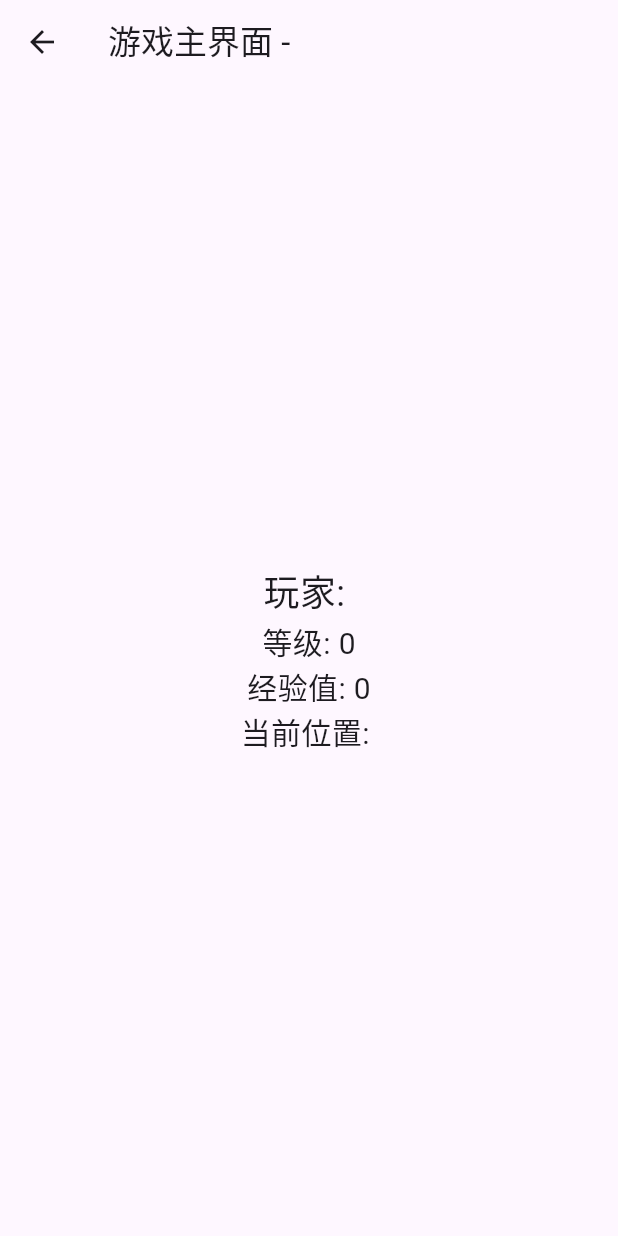
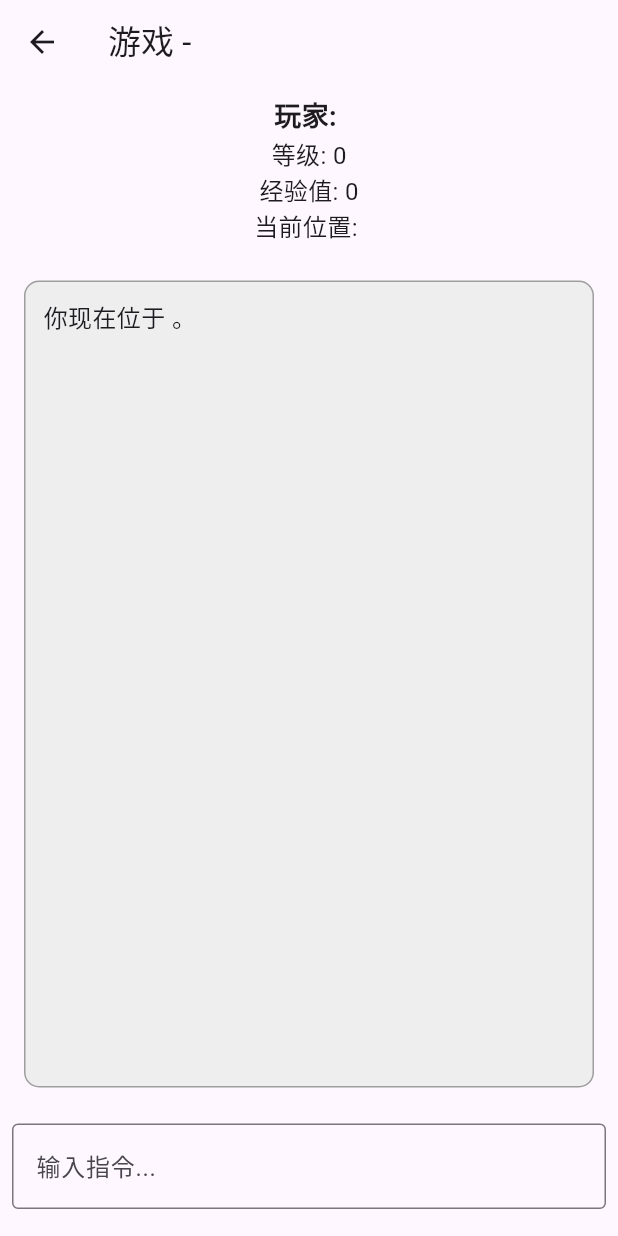
Before and after one commit to Toxicccxz/Mud, a Flutter app: the GameScreen screen opened directly with empty values, on a phone screen of 412 x 824 dp. Run offline on Flutter 3.47's test engine with Material 3 defaults, Android fonts, the light colour scheme and no system bars; missing offline and left inert: encrypt.

Commit message:
add models and update project structure

```diff
--- /dev/null
+++ b/martial_world/lib/data/models/enemy_model.dart
@@ -0,0 +1,31 @@
+class Enemy {
+  final String id;
+  final String name;
+  final int level; // 敌人的等级
+  final int health; // 敌人的生命值
+
+  Enemy({
+    required this.id,
+    required this.name,
+    required this.level,
+    required this.health,
+  });
+
+  factory Enemy.fromJson(Map<String, dynamic> json) {
+    return Enemy(
+      id: json['id'],
+      name: json['name'],
+      level: json['level'],
+      health: json['health'],
+    );
+  }
+
+  Map<String, dynamic> toJson() {
+    return {
+      'id': id,
+      'name': name,
+      'level': level,
+      'health': health,
+    };
+  }
+}
--- /dev/null
+++ b/martial_world/lib/data/models/item_model.dart
@@ -0,0 +1,27 @@
+class Item {
+  final String id;
+  final String name;
+  final String description; // 道具描述
+
+  Item({
+    required this.id,
+    required this.name,
+    required this.description,
+  });
+
+  factory Item.fromJson(Map<String, dynamic> json) {
+    return Item(
+      id: json['id'],
+      name: json['name'],
+      description: json['description'],
+    );
+  }
+
+  Map<String, dynamic> toJson() {
+    return {
+      'id': id,
+      'name': name,
+      'description': description,
+    };
+  }
+}
--- /dev/null
+++ b/martial_world/lib/data/models/map_model.dart
@@ -0,0 +1,62 @@
+import 'room_model.dart';
+import 'npc_model.dart';
+import 'enemy_model.dart';
+import 'item_model.dart';
+
+class MapData {
+  final String id;
+  final String name;
+  final String type; // 城镇或野外
+  final List<String> exits; // 出入口方向（如：北、南、西）
+  final List<Room>? rooms; // 地图中的房间（可以为空）
+  final List<NPC>? npcs; // NPC 列表
+  final List<Enemy>? enemies; // 野外敌人列表（城镇地图可能为空）
+  final List<Item>? items; // 地图中的可拾取道具
+
+  MapData({
+    required this.id,
+    required this.name,
+    required this.type,
+    required this.exits,
+    this.rooms,
+    this.npcs,
+    this.enemies,
+    this.items,
+  });
+
+  // 从 JSON 解析
+  factory MapData.fromJson(Map<String, dynamic> json) {
+    return MapData(
+      id: json['id'],
+      name: json['name'],
+      type: json['type'],
+      exits: List<String>.from(json['exits']),
+      rooms: json['rooms'] != null
+          ? (json['rooms'] as List).map((room) => Room.fromJson(room)).toList()
+          : null,
+      npcs: json['npcs'] != null
+          ? (json['npcs'] as List).map((npc) => NPC.fromJson(npc)).toList()
+          : null,
+      enemies: json['enemies'] != null
+          ? (json['enemies'] as List).map((enemy) => Enemy.fromJson(enemy)).toList()
+          : null,
+      items: json['items'] != null
+          ? (json['items'] as List).map((item) => Item.fromJson(item)).toList()
+          : null,
+    );
+  }
+
+  // 转换为 JSON
+  Map<String, dynamic> toJson() {
+    return {
+      'id': id,
+      'name': name,
+      'type': type,
+      'exits': exits,
+      'rooms': rooms?.map((room) => room.toJson()).toList(),
+      'npcs': npcs?.map((npc) => npc.toJson()).toList(),
+      'enemies': enemies?.map((enemy) => enemy.toJson()).toList(),
+      'items': items?.map((item) => item.toJson()).toList(),
+    };
+  }
+}
--- /dev/null
+++ b/martial_world/lib/data/models/npc_model.dart
@@ -0,0 +1,27 @@
+class NPC {
+  final String id;
+  final String name;
+  final String role; // 功能性 NPC 的角色（如商人、任务提供者）
+
+  NPC({
+    required this.id,
+    required this.name,
+    required this.role,
+  });
+
+  factory NPC.fromJson(Map<String, dynamic> json) {
+    return NPC(
+      id: json['id'],
+      name: json['name'],
+      role: json['role'],
+    );
+  }
+
+  Map<String, dynamic> toJson() {
+    return {
+      'id': id,
+      'name': name,
+      'role': role,
+    };
+  }
+}
--- /dev/null
+++ b/martial_world/lib/data/models/room_model.dart
@@ -0,0 +1,29 @@
+class Room {
+  final String id;
+  final String description; // 房间的描述
+  final String exit; // 房间唯一的出入口方向
+
+  Room({
+    required this.id,
+    required this.description,
+    required this.exit,
+  });
+
+  // 从 JSON 解析
+  factory Room.fromJson(Map<String, dynamic> json) {
+    return Room(
+      id: json['id'],
+      description: json['description'],
+      exit: json['exit'],
+    );
+  }
+
+  // 转换为 JSON
+  Map<String, dynamic> toJson() {
+    return {
+      'id': id,
+      'description': description,
+      'exit': exit,
+    };
+  }
+}
--- a/martial_world/lib/game_screen.dart
+++ /dev/null
@@ -1,29 +0,0 @@
-import 'package:flutter/material.dart';
-import 'package:martial_world/data/models/save_data.dart';
-
-class GameScreen extends StatelessWidget {
-  final SaveData saveData;
-
-  const GameScreen({super.key, required this.saveData});
-
-  @override
-  Widget build(BuildContext context) {
-    return Scaffold(
-      appBar: AppBar(
-        title: Text('游戏主界面 - ${saveData.playerName}'),
-      ),
-      body: Center(
-        child: Column(
-          mainAxisAlignment: MainAxisAlignment.center,
-          children: [
-            Text('玩家: ${saveData.playerName}', style: TextStyle(fontSize: 24)),
-            Text('等级: ${saveData.playerLevel}', style: TextStyle(fontSize: 20)),
-            Text('经验值: ${saveData.experiencePoints}', style: TextStyle(fontSize: 20)),
-            Text('当前位置: ${saveData.currentMap}', style: TextStyle(fontSize: 20)),
-            // 添加游戏逻辑的其他显示组件
-          ],
-        ),
-      ),
-    );
-  }
-}
--- /dev/null
+++ b/martial_world/lib/game_ui/game_screen.dart
@@ -0,0 +1,167 @@
+import 'package:flutter/material.dart';
+import 'package:martial_world/data/models/save_data.dart';
+import 'package:martial_world/data/models/map_model.dart'; // 导入地图模型
+
+class GameScreen extends StatelessWidget {
+  final SaveData saveData;
+  final MapData currentMapData; // 当前地图的数据
+
+  const GameScreen({super.key, required this.saveData, required this.currentMapData});
+
+  @override
+  Widget build(BuildContext context) {
+    return Scaffold(
+      appBar: AppBar(
+        title: Text('游戏 - ${saveData.playerName}'),
+      ),
+      body: Column(
+        children: [
+          // 顶部玩家信息区域
+          _buildPlayerInfo(),
+          // 中间环境描述区域
+          Expanded(
+            child: _buildEnvironmentDescription(),
+          ),
+          // 底部指令输入与动作按钮
+          _buildActionsAndInput(),
+        ],
+      ),
+    );
+  }
+
+  // 构建玩家信息区域
+  Widget _buildPlayerInfo() {
+    return Padding(
+      padding: const EdgeInsets.all(8.0),
+      child: Column(
+        children: [
+          Text('玩家: ${saveData.playerName}', style: TextStyle(fontSize: 18, fontWeight: FontWeight.bold)),
+          Text('等级: ${saveData.playerLevel}', style: TextStyle(fontSize: 16)),
+          Text('经验值: ${saveData.experiencePoints}', style: TextStyle(fontSize: 16)),
+          Text('当前位置: ${saveData.currentMap}', style: TextStyle(fontSize: 16)),
+        ],
+      ),
+    );
+  }
+
+  // 构建环境描述区域，使用 `currentMapData` 的信息
+  Widget _buildEnvironmentDescription() {
+    return Padding(
+      padding: const EdgeInsets.all(16.0),
+      child: Container(
+        alignment: Alignment.topLeft,
+        decoration: BoxDecoration(
+          color: Colors.grey.shade200,
+          borderRadius: BorderRadius.circular(10),
+          border: Border.all(color: Colors.grey),
+        ),
+        padding: const EdgeInsets.all(12.0),
+        child: SingleChildScrollView(
+          child: Text(
+            _generateEnvironmentDescription(), // 动态生成环境描述
+            style: TextStyle(fontSize: 16),
+          ),
+        ),
+      ),
+    );
+  }
+
+  // 生成环境描述，根据当前地图的 NPC、敌人、道具等内容
+  String _generateEnvironmentDescription() {
+    String description = '你现在位于 ${currentMapData.name}。\n';
+
+    if (currentMapData.npcs != null && currentMapData.npcs!.isNotEmpty) {
+      description += '这里有一些NPC: \n';
+      for (var npc in currentMapData.npcs!) {
+        description += '- ${npc.name} (${npc.role})\n';
+      }
+    }
+
+    if (currentMapData.enemies != null && currentMapData.enemies!.isNotEmpty) {
+      description += '危险! 周围有敌人: \n';
+      for (var enemy in currentMapData.enemies!) {
+        description += '- ${enemy.name}, 等级 ${enemy.level}\n';
+      }
+    }
+
+    if (currentMapData.items != null && currentMapData.items!.isNotEmpty) {
+      description += '这里有一些可以拾取的道具: \n';
+      for (var item in currentMapData.items!) {
+        description += '- ${item.name}: ${item.description}\n';
+      }
+    }
+
+    return description;
+  }
+
+  // 构建动作按钮和指令输入区域，动态调整出入口
+  Widget _buildActionsAndInput() {
+    return Padding(
+      padding: const EdgeInsets.all(8.0),
+      child: Column(
+        children: [
+          // 指令输入框
+          TextField(
+            decoration: const InputDecoration(
+              hintText: '输入指令...',
+              border: OutlineInputBorder(),
+            ),
+            onSubmitted: (value) {
+              // 处理用户输入的指令
+              print('用户输入了: $value');
+            },
+          ),
+          const SizedBox(height: 10),
+          // 动作按钮，动态显示出入口
+          Row(
+            mainAxisAlignment: MainAxisAlignment.spaceAround,
+            children: _buildExitButtons(),
+          ),
+        ],
+      ),
+    );
+  }
+
+  // 根据地图的出入口构建按钮
+  List<Widget> _buildExitButtons() {
+    List<Widget> buttons = [];
+
+    if (currentMapData.exits.contains('北')) {
+      buttons.add(ElevatedButton(
+        onPressed: () {
+          print('向北移动');
+        },
+        child: Text('向北'),
+      ));
+    }
+
+    if (currentMapData.exits.contains('南')) {
+      buttons.add(ElevatedButton(
+        onPressed: () {
+          print('向南移动');
+        },
+        child: Text('向南'),
+      ));
+    }
+
+    if (currentMapData.exits.contains('东')) {
+      buttons.add(ElevatedButton(
+        onPressed: () {
+          print('向东移动');
+        },
+        child: Text('向东'),
+      ));
+    }
+
+    if (currentMapData.exits.contains('西')) {
+      buttons.add(ElevatedButton(
+        onPressed: () {
+          print('向西移动');
+        },
+        child: Text('向西'),
+      ));
+    }
+
+    return buttons;
+  }
+}
--- a/martial_world/lib/main.dart
+++ b/martial_world/lib/main.dart
@@ -1,5 +1,5 @@
 import 'package:flutter/material.dart';
-import 'save_management_screen.dart';
+import 'game_ui/save_management_screen.dart';
 
 void main() {
   runApp(const MyApp());
--- a/martial_world/pubspec.yaml
+++ b/martial_world/pubspec.yaml
@@ -70,6 +70,8 @@ flutter:
 
   # For details regarding adding assets from package dependencies, see
   # https://flutter.dev/to/asset-from-package
+  assets:
+    - assets/maps/map_data.json
 
   # To add custom fonts to your application, add a fonts section here,
   # in this "flutter" section. Each entry in this list should have a
```
Also changed, not shown: martial_world/assets/maps/map_data.json (added, +60 -0 lines), martial_world/lib/data/models/area_model.dart (added, +31 -0 lines), martial_world/lib/data/services/map_service.dart (added, +25 -0 lines), martial_world/lib/game_ui/save_management_screen.dart (renamed from martial_world/lib/save_management_screen.dart, +21 -4 lines).
